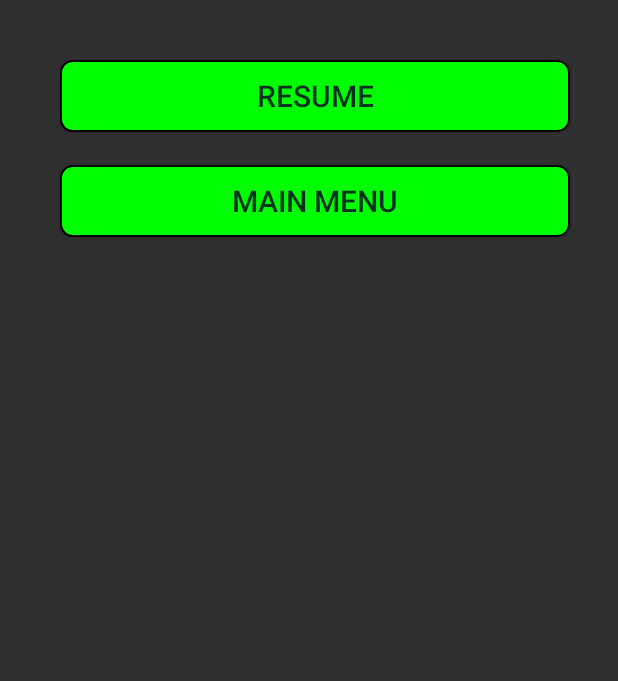
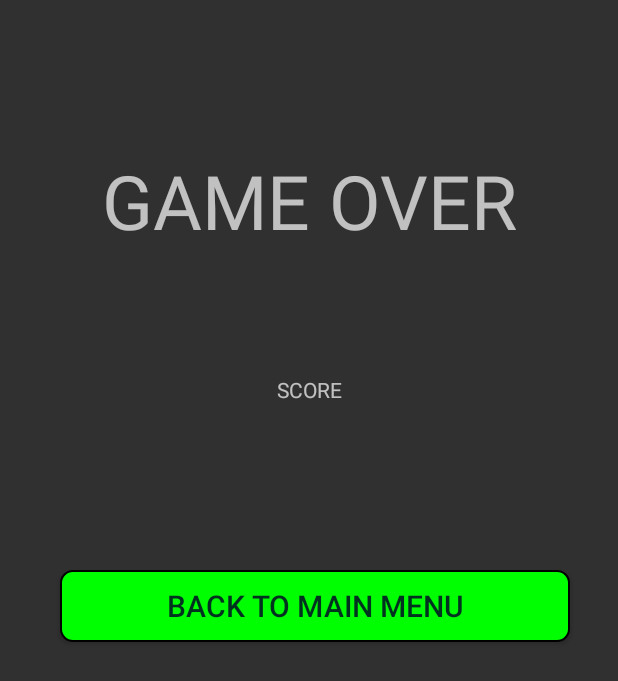
Before and after one commit to LorenzoCorradi/Flying_Chicken, an Android app: the layout fragment_game_over.xml on its own in the app's theme, with its tools: preview values and no code run, on a phone screen of 412 x 824 dp. Shown: the top 681 px of the screen. Run offline under Robolectric (Android 15) with nearby library versions, the phone set to English and light mode, and no system bars.

Commit message:
Aggiunte collisioni e menu di Game Over Lo score viene segnato Tutto ancora molto brutto ma le meccaniche ci sono GameView e MainActivity comunicano con una interfaccia, metodo figo visto stackoverflow. Ma poi lo score viene comunicato al fragment finale tramite una costante

```diff
--- a/app/src/main/java/com/example/flyingchicken/BaseObject.java
+++ b/app/src/main/java/com/example/flyingchicken/BaseObject.java
@@ -69,4 +69,8 @@ public class BaseObject {
     public void setRect(Rect rect) {
         this.rect = rect;
     }
+
+    public boolean touchesPipe(Pipe p){
+        return getRect().intersect(p.getRectTop()) || getRect().intersect(p.getRectBottom());
+    }
 }
--- a/app/src/main/java/com/example/flyingchicken/Bottom.java
+++ b/app/src/main/java/com/example/flyingchicken/Bottom.java
@@ -18,7 +18,7 @@ public class  Bottom extends BaseObject{
 
 
     public void draw(Canvas canvas, Boolean status){
-        if(!Constants.PAUSED) {
+        if(!status) {
             this.move();
         }
         if(this.x+Constants.SCREEN_WIDTH<=0){
--- a/app/src/main/java/com/example/flyingchicken/Constants.java
+++ b/app/src/main/java/com/example/flyingchicken/Constants.java
@@ -8,8 +8,10 @@ public class Constants {
     public static int SCREEN_WIDTH;
     public static int SCREEN_HEIGHT;
     public static Boolean PAUSED;
+    public static Boolean GAMEOVER;
+    public static Boolean COLLISIONS;
     public static int BACKGROUND=R.drawable.vapor_background;
-
+    public static int SCORE;
 
 
 }
--- a/app/src/main/res/layout/fragment_pause.xml
+++ b/app/src/main/res/layout/fragment_game_over.xml
@@ -1,40 +1,39 @@
 <?xml version="1.0" encoding="utf-8"?>
 <FrameLayout xmlns:android="http://schemas.android.com/apk/res/android"
     xmlns:tools="http://schemas.android.com/tools"
-    android:id="@+id/pause_frag"
     android:layout_width="match_parent"
     android:layout_height="match_parent"
-
-    tools:context=".PauseFragment">
+    tools:context=".GameOverFragment">
 
     <!-- TODO: Update blank fragment layout -->
-
-
-    <Button
-        android:id="@+id/resumeButton"
-        android:layout_width="match_parent"
-        android:layout_height="wrap_content"
-        android:layout_marginStart="40dp"
-        android:layout_marginTop="40dp"
-        android:layout_marginEnd="32dp"
-        android:layout_marginBottom="20dp"
-        android:background="@drawable/rectangle_selector"
-        android:text="Resume"
-        android:textColor="#013220"
-        android:textSize="20sp"/>
-
     <Button
         android:id="@+id/MainMenuButton"
         android:layout_width="match_parent"
         android:layout_height="wrap_content"
+        android:layout_marginTop="380dp"
         android:layout_marginStart="40dp"
-        android:layout_marginTop="110dp"
         android:layout_marginEnd="32dp"
         android:layout_marginBottom="20dp"
         android:background="@drawable/rectangle_selector"
-        android:text="Main menu"
+        android:text="Back to Main menu"
         android:textColor="#013220"
-        android:textSize="20sp"
-        />
+        android:textSize="20sp" />
+
+    <TextView
+        android:id="@+id/textView2"
+        android:layout_width="match_parent"
+        android:layout_height="wrap_content"
+        android:layout_marginTop="100dp"
+        android:text="GAME OVER"
+        android:textAlignment="center"
+        android:textSize="50sp" />
+
+    <TextView
+        android:id="@+id/textViewScore"
+        android:layout_width="match_parent"
+        android:layout_height="wrap_content"
+        android:layout_marginTop="250dp"
+        android:text="SCORE"
+        android:textAlignment="center" />
 
 </FrameLayout>
```
Also changed, not shown: app/src/main/java/com/example/flyingchicken/Bird.java (+31 -27 lines), app/src/main/java/com/example/flyingchicken/GameOverFragment.java (added, +82 -0 lines), app/src/main/java/com/example/flyingchicken/GameView.java (+58 -8 lines), app/src/main/java/com/example/flyingchicken/MainActivity.java (+26 -3 lines), app/src/main/java/com/example/flyingchicken/Pipe.java (+10 -0 lines), app/src/main/res/layout/activity_main.xml (+17 -3 lines), app/src/main/res/drawable-v24/chicken_frame1.png (renamed from app/src/main/res/drawable/chicken_frame1.png), app/src/main/res/drawable-v24/chiken_frame2.png (renamed from app/src/main/res/drawable/chiken_frame2.png), app/src/main/res/drawable-v24/leochicken1.png (added), app/src/main/res/drawable-v24/leochicken2.png (added), app/src/main/res/drawable-v24/play_button1.png (added), app/src/main/res/drawable-v24/play_button2.png (added).
